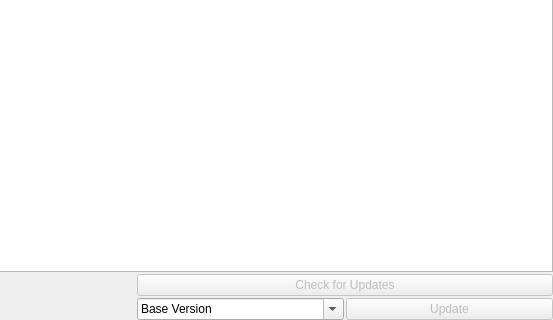
This is src/update/updatetab.ui in emtrion/elbe-gui as Qt 5 draws it before an edit; both pictures show x 280 to 833 and y 260 to 580 of the 833 by 580 pixel window. The edited form follows.
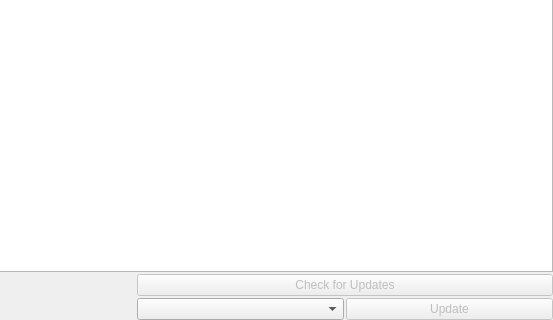
This is the edited form.

Diff of the .ui file:
```diff
--- a/src/update/updatetab.ui
+++ b/src/update/updatetab.ui
@@ -75,10 +75,10 @@
               </sizepolicy>
              </property>
              <property name="editable">
-              <bool>true</bool>
+              <bool>false</bool>
              </property>
              <property name="currentText">
-              <string>Base Version</string>
+              <string/>
              </property>
             </widget>
            </item>
```
